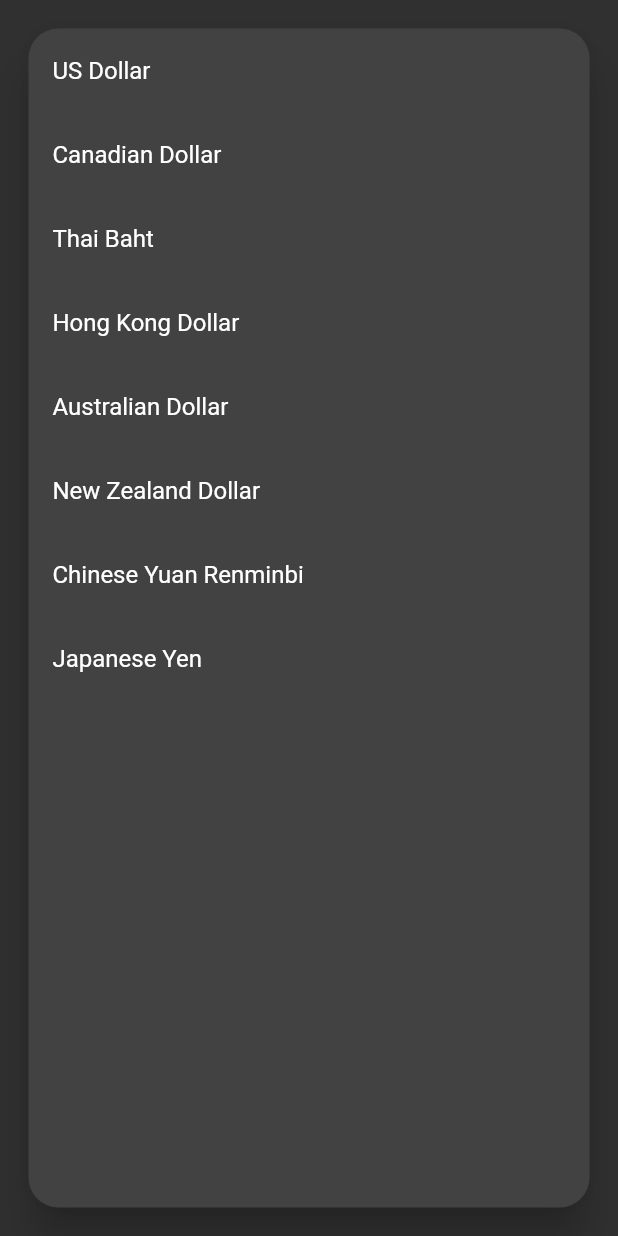
After one commit to vivekpatel99/StockApp, a Flutter app: the CurrencySelectionViewPage screen opened by its route, on a phone screen of 412 x 824 dp. The commit adds this screen. Run offline on Flutter 3.47's test engine with Material 2 defaults, Android fonts, the phone set to English and light mode, and no system bars; our stand-ins replace logger.

Commit message:
currency selection view is working

```diff
--- a/assets/currencies.json
+++ b/assets/currencies.json
@@ -27,47 +27,43 @@
 
   "all": [
     {
-      "name": "US dollar",
+      "name": "US Dollar",
       "currency": "USD",
       "image": "assets/images/usd.png"
     },
     {
-      "name": "Canadian dollar",
+      "name": "Canadian Dollar",
       "currency": "CAD",
       "image": "assets/images/cad.png"
     },
     {
-      "name": "Thai baht",
+      "name": "Thai Baht",
       "currency": "THB",
       "image": "assets/images/thb.png"
     },
     {
-      "name": "Hong Kong dollar",
+      "name": "Hong Kong Dollar",
       "currency": "HKD",
       "image": "assets/images/hkd.png"
     },
     {
-      "name": "Australian dollar",
+      "name": "Australian Dollar",
       "currency": "AUD",
       "image": "assets/images/aud.png"
     },
     {
-      "name": "New Zealand dollar",
+      "name": "New Zealand Dollar",
       "currency": "NZD",
       "image": "assets/images/nzd.png"
     },
     {
-      "name": "Chinese yuan renminbi",
+      "name": "Chinese Yuan Renminbi",
       "currency": "CNY",
       "image": "assets/images/cny.png"
     },
+
     {
-      "name": "Chinese yuan renminbi",
-      "currency": "CNY",
-      "image": "assets/images/cny.png"
-    },
-    {
-      "name": "Japanese yen",
+      "name": "Japanese Yen",
       "currency": "JPY",
       "image": "assets/images/jpy.png"
     }
--- a/lib/globals.dart
+++ b/lib/globals.dart
@@ -56,3 +56,8 @@ InputDecoration kAlertTextFieldDecoration = InputDecoration(
   ),
 );
 //------------------------------------------------------------------------------
+Widget kProgressIndicator = Center(
+  child: CircularProgressIndicator(
+    valueColor: AlwaysStoppedAnimation<Color>(Color(0xFFBB86FC)),
+  ),
+);
--- a/lib/main.dart
+++ b/lib/main.dart
@@ -1,9 +1,9 @@
 import 'package:StockApp/models/user_input.dart';
 import 'package:StockApp/others/mylog_printer.dart';
+import 'package:StockApp/pages/CurrencySelectionViewPage.dart';
 import 'package:StockApp/pages/home_pg.dart';
 import 'package:StockApp/pages/loading_pg.dart';
 import 'package:StockApp/services/currencyservice.dart';
-import 'package:StockApp/widgets/currency_textfield.dart';
 import 'package:flutter/material.dart';
 import 'package:logger/logger.dart';
 import 'package:provider/provider.dart';
@@ -34,7 +34,8 @@ class StockApp extends StatelessWidget {
         routes: {
           LoadingScreen.id: (context) => LoadingScreen(),
           HomePage.id: (context) => HomePage(),
-          CurrencySelectionView.id: (context) => CurrencySelectionView(),
+          CurrencySelectionViewPage.id: (context) =>
+              CurrencySelectionViewPage(),
         },
         theme: ThemeData.dark(),
         debugShowCheckedModeBanner: false,
--- /dev/null
+++ b/lib/models/currency_selection_args_mode.dart
@@ -0,0 +1,7 @@
+import 'package:StockApp/models/currency_model.dart';
+import 'package:flutter/cupertino.dart';
+
+class CurrencySelectionPageArgs {
+  final List<CurrencyType> allCurrenyList;
+  CurrencySelectionPageArgs({@required this.allCurrenyList});
+}
--- /dev/null
+++ b/lib/models/home_pg_args.dart
@@ -0,0 +1,10 @@
+import 'package:StockApp/models/currency_model.dart';
+import 'package:flutter/cupertino.dart';
+
+class HomePageArgs {
+  final List<CurrencyType> addedcurrencyList;
+  final List<CurrencyType> dfltcurrencyList;
+
+  HomePageArgs(
+      {@required this.addedcurrencyList, @required this.dfltcurrencyList});
+}
--- a/lib/models/user_input.dart
+++ b/lib/models/user_input.dart
@@ -1,5 +1,5 @@
+import 'package:StockApp/models/home_pg_args.dart';
 import 'package:StockApp/others/mylog_printer.dart';
-import 'package:StockApp/pages/home_pg.dart';
 import 'package:StockApp/services/webservice.dart';
 import 'package:StockApp/widgets/currencies_comparison_card.dart';
 import 'package:flutter/material.dart';
--- /dev/null
+++ b/lib/pages/CurrencySelectionViewPage.dart
@@ -0,0 +1,60 @@
+import 'package:StockApp/models/currency_selection_args_mode.dart';
+import 'package:StockApp/others/mylog_printer.dart';
+import 'package:StockApp/services/currencyservice.dart';
+import 'package:flutter/material.dart';
+
+import '../globals.dart';
+
+final log = getLogger('CurrencySelectionViewPage');
+
+class CurrencySelectionViewPage extends StatefulWidget {
+  static const String id = 'currency_selectionview_page';
+  @override
+  _CurrencySelectionViewState createState() => _CurrencySelectionViewState();
+}
+
+class _CurrencySelectionViewState extends State<CurrencySelectionViewPage> {
+  @override
+  Widget build(BuildContext context) {
+    final CurrencySelectionPageArgs args =
+        ModalRoute.of(context).settings.arguments;
+    return Material(
+      child: SafeArea(
+        child: Stack(
+          children: <Widget>[
+            Container(
+              padding: EdgeInsets.all(15.0),
+              child: Card(
+                shape: RoundedRectangleBorder(
+                  borderRadius: BorderRadius.circular(20),
+                ),
+                elevation: 12.0,
+                child: FutureBuilder(
+                  future: Currency().loadInitCurrencies(),
+                  builder: (context, listViewSnap) {
+                    if (listViewSnap.connectionState == ConnectionState.none &&
+                        listViewSnap.hasError &&
+                        listViewSnap.data == null) {
+                      return Container();
+                    } else if (listViewSnap.connectionState ==
+                        ConnectionState.done) {
+                      return ListView.builder(
+                        itemCount: listViewSnap.data[2].length,
+                        itemBuilder: (BuildContext context, int index) {
+                          return ListTile(
+                            title: Text(listViewSnap.data[2][index].name),
+                          );
+                        },
+                      );
+                    } else
+                      return kProgressIndicator;
+                  },
+                ),
+              ),
+            )
+          ],
+        ),
+      ),
+    );
+  }
+}
--- a/lib/pages/home_pg.dart
+++ b/lib/pages/home_pg.dart
@@ -1,4 +1,4 @@
-import 'package:StockApp/models/currency_model.dart';
+import 'package:StockApp/models/home_pg_args.dart';
 import 'package:StockApp/models/user_input.dart';
 import 'package:StockApp/widgets/category_selector.dart';
 import 'package:flutter/material.dart';
@@ -7,14 +7,6 @@ import 'package:provider/provider.dart';
 import '../others/mylog_printer.dart';
 
 final log = getLogger('HomePage');
-
-class HomePageArgs {
-  final List<CurrencyType> addedcurrencyList;
-  final List<CurrencyType> dfltcurrencyList;
-
-  HomePageArgs(
-      {@required this.addedcurrencyList, @required this.dfltcurrencyList});
-}
 
 class HomePage extends StatefulWidget {
   static const String id = 'home_page';
@@ -25,14 +17,11 @@ class HomePage extends StatefulWidget {
 
 class _HomePageState extends State<HomePage>
     with SingleTickerProviderStateMixin {
-  final GlobalKey<ScaffoldState> _scaffoldkey = GlobalKey<ScaffoldState>();
-
   @override
   Widget build(BuildContext context) {
     final HomePageArgs args = ModalRoute.of(context).settings.arguments;
     return Consumer<UserInput>(builder: (context, inputData, child) {
       return Scaffold(
-        key: _scaffoldkey,
         backgroundColor: Colors.black,
         appBar: AppBar(
           backgroundColor: Colors.black,
--- a/lib/services/currencyservice.dart
+++ b/lib/services/currencyservice.dart
@@ -43,7 +43,11 @@ class Currency extends ChangeNotifier {
 
     // log.i('${currency.defaultCurrencies[0].name}');
     log.i('${_currency.addedCurrencies}');
-    return [_currency.addedCurrencies, _currency.defaultCurrencies];
+    return [
+      _currency.addedCurrencies,
+      _currency.defaultCurrencies,
+      _currency.allCurrencies
+    ];
   }
 
 //------------------------------------------------------------
```
Also changed, not shown: lib/models/old_currency.dart (deleted, +0 -27 lines), lib/pages/loading_pg.dart (+32 -13 lines), lib/widgets/currencies_comparison_card.dart (+8 -11 lines), lib/widgets/currency_textfield.dart (deleted, +0 -261 lines).
